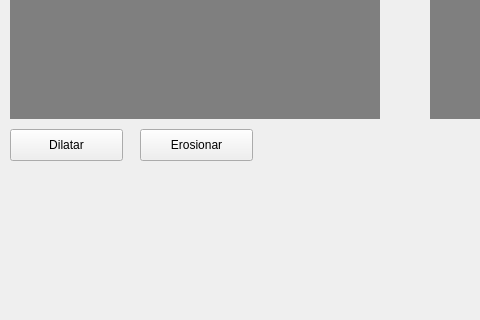
Above: Segmentacion/mainwindow.ui from egjimenezg/ImageAnalysis before the change; both pictures show x 0 to 480 and y 127 to 447 of the 814 by 536 pixel window. Below: the same form after it.
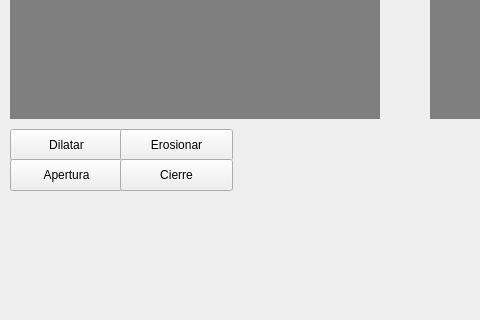
That is the form after the change.

Commit message: coding #6 hidding the buttons if there is no image

```diff
--- a/Segmentacion/mainwindow.ui
+++ b/Segmentacion/mainwindow.ui
@@ -78,7 +78,7 @@
    <widget class="QPushButton" name="erode">
     <property name="geometry">
      <rect>
-      <x>140</x>
+      <x>120</x>
       <y>220</y>
       <width>113</width>
       <height>32</height>
@@ -88,6 +88,32 @@
      <string>Erosionar</string>
     </property>
    </widget>
+   <widget class="QPushButton" name="opening">
+    <property name="geometry">
+     <rect>
+      <x>10</x>
+      <y>250</y>
+      <width>113</width>
+      <height>32</height>
+     </rect>
+    </property>
+    <property name="text">
+     <string>Apertura</string>
+    </property>
+   </widget>
+   <widget class="QPushButton" name="closing">
+    <property name="geometry">
+     <rect>
+      <x>120</x>
+      <y>250</y>
+      <width>113</width>
+      <height>32</height>
+     </rect>
+    </property>
+    <property name="text">
+     <string>Cierre</string>
+    </property>
+   </widget>
   </widget>
   <widget class="QMenuBar" name="menuBar">
    <property name="geometry">
```
The commit also changes 2 other files.
